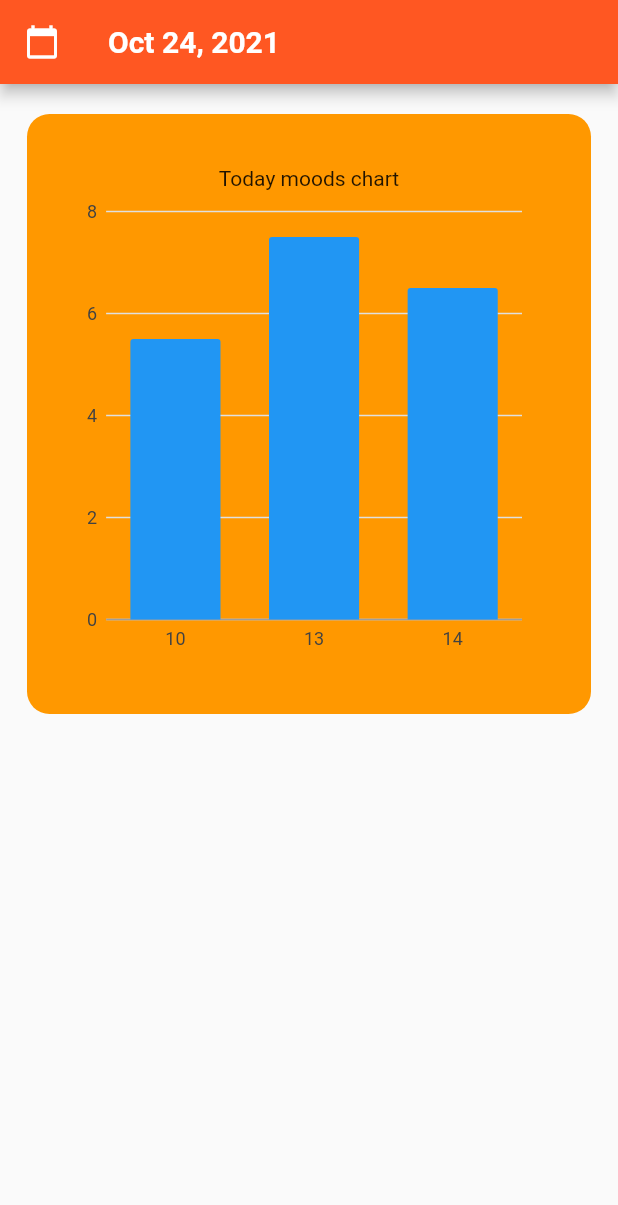
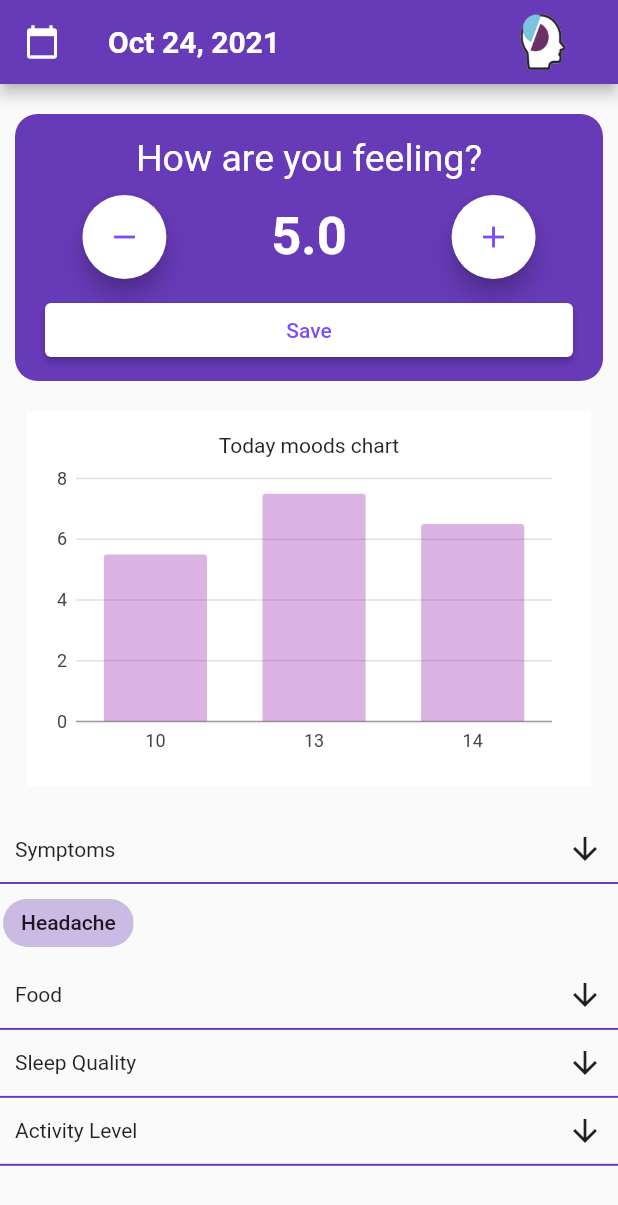
Before and after one commit to peko99/split-mind, a Flutter app: the DoctorDisplay screen opened by its route, on a phone screen of 412 x 824 dp. Shown: the top 1205 px of the screen. Run offline on Flutter 3.47's test engine with Material 2 defaults, Android fonts, the phone set to English and light mode, and no system bars; drawn by our look-alikes of multi_select_flutter; our stand-ins replace charts_flutter; missing offline and left inert: at_client, at_client_mobile, at_commons, at_onboarding_flutter, at_server_status, at_utils and 1 more; statements that could not run were skipped.

Commit message:
added logo

```diff
--- a/lib/main.dart
+++ b/lib/main.dart
@@ -16,10 +16,10 @@ class MyApp extends StatelessWidget {
     return MaterialApp(
       title: 'split-mind',
       theme: ThemeData(
-        primarySwatch: Colors.deepOrange,
+        primarySwatch: Colors.deepPurple,
         visualDensity: VisualDensity.adaptivePlatformDensity,
       ),
-      initialRoute: HomeScreen.id,
+      initialRoute: DoctorDisplay.id,
       routes: <String, Widget Function(BuildContext)>{
         LoginScreen.id: (BuildContext context) => LoginScreen(),
         HomeScreen.id: (BuildContext context) => HomeScreen(),
--- a/lib/screens/doctor_display.dart
+++ b/lib/screens/doctor_display.dart
@@ -2,8 +2,56 @@ import 'package:flutter/cupertino.dart';
 import 'package:flutter/material.dart';
 import 'package:intl/intl.dart';
 import 'package:charts_flutter/flutter.dart' as charts;
+import 'dart:async';
+import 'package:multi_select_flutter/bottom_sheet/multi_select_bottom_sheet.dart';
+import 'package:multi_select_flutter/bottom_sheet/multi_select_bottom_sheet_field.dart';
+import 'package:multi_select_flutter/multi_select_flutter.dart';
+import 'package:multi_select_flutter/util/multi_select_item.dart';
 import './mood_chart.dart';
 import '../service/database.dart';
+import './mood_counter.dart';
+
+StreamController<List<Mood>> streamController = StreamController<List<Mood>>();
+
+Map<dynamic, List<String>> mockEntry = {
+  'symptoms': ['Headache']
+};
+
+const List<String> SYMPTOM_OPTIONS = [
+  'Headache',
+  'Depression',
+  'Anxiety',
+  'Exhaustion',
+  'Migraine'
+];
+const List<String> FOOD_OPTIONS = [
+  'Healty',
+  'Unhealthy',
+];
+const List<String> SLEEP_QUALITY_OPTIONS = [
+  'Insomnia',
+  'Lack of sleep',
+  'Good',
+  'Irregular sleep',
+];
+const List<String> ACTIVITY_LEVEL_OPTIONS = [
+  'High',
+  'Medium',
+  'Low',
+  'Sedentary',
+];
+
+final _SYMPTOM_OPTIONS = SYMPTOM_OPTIONS
+    .map((symptom) => MultiSelectItem<String?>(symptom, symptom))
+    .toList();
+final _FOOD_OPTIONS =
+    FOOD_OPTIONS.map((food) => MultiSelectItem<String?>(food, food)).toList();
+final _SLEEP_QUALITY_OPTIONS = SLEEP_QUALITY_OPTIONS
+    .map((sleep) => MultiSelectItem<String?>(sleep, sleep))
+    .toList();
+final _ACTIVITY_LEVEL_OPTIONS = ACTIVITY_LEVEL_OPTIONS
+    .map((activity) => MultiSelectItem<String?>(activity, activity))
+    .toList();
 
 class Mood {
   int time;
@@ -13,6 +61,24 @@ class Mood {
   Mood({required this.time, required this.mood, required this.barColor});
 }
 
+List<Mood> sampleMoods = [
+  Mood(
+    time: DateTime.now().hour,
+    mood: 5.5,
+    barColor: charts.ColorUtil.fromDartColor(Colors.purple.withOpacity(0.35)),
+  ),
+  Mood(
+    time: DateTime.now().add(Duration(hours: 3)).hour,
+    mood: 7.5,
+    barColor: charts.ColorUtil.fromDartColor(Colors.purple.withOpacity(0.35)),
+  ),
+  Mood(
+    time: DateTime.now().add(Duration(hours: 4)).hour,
+    mood: 6.5,
+    barColor: charts.ColorUtil.fromDartColor(Colors.purple.withOpacity(0.35)),
+  ),
+];
+
 class Entry {
   DateTime id;
   List<Mood> moods;
@@ -20,8 +86,9 @@ class Entry {
   Entry({required this.id, required this.moods});
 }
 
+Entry sampleEntry = Entry(id: DateTime.now(), moods: sampleMoods);
+
 // TODO: Put data in the db like in the function above
-
 
 class DoctorDisplay extends StatefulWidget {
   static final String id = 'doctor';
@@ -34,23 +101,7 @@ class _DoctorDisplayState extends State<DoctorDisplay> {
   DateTime _dateTime = DateTime.now();
 
   // Bar Chart
-  final List<Mood> data = [
-    Mood(
-        time: DateTime.now().hour,
-        mood: 5.5,
-        barColor: charts.ColorUtil.fromDartColor(Colors.blue),
-    ),
-    Mood(
-        time: DateTime.now().add(Duration(hours: 3)).hour,
-        mood: 7.5,
-        barColor: charts.ColorUtil.fromDartColor(Colors.blue),
-    ),
-    Mood(
-        time: DateTime.now().add(Duration(hours: 4)).hour,
-        mood: 6.5,
-        barColor: charts.ColorUtil.fromDartColor(Colors.blue),
-    )
-  ];
+  final List<Mood> data = sampleEntry.moods;
 
   // TODO: Fetch data from db like in the upper function
 
@@ -69,9 +120,10 @@ class _DoctorDisplayState extends State<DoctorDisplay> {
         _dateTime = date;
       });
     }
+
     return Scaffold(
         appBar: AppBar(
-        backgroundColor: Colors.deepOrange,
+          backgroundColor: Colors.deepPurple,
           title: Text(
             _formattedDate,
             style: TextStyle(
@@ -83,23 +135,27 @@ class _DoctorDisplayState extends State<DoctorDisplay> {
             icon: Icon(Icons.calendar_today),
             onPressed: () => _openDatePicker(context),
           ),
+          actions: [
+            Image.asset(
+                'assets/konacna.png',
+              height: 100.0,
+              width: 100.0,
 
-
+            )
+          ],
         ),
-      body:
+        body: SingleChildScrollView(
+            child: Column(
+          children: [
+            MoodCounter(),
             Container(
                 width: double.infinity,
-        height: 400.0,
-        padding: EdgeInsets.all(20),
-        margin: EdgeInsets.symmetric(
-          horizontal: 18.0,
-          vertical: 20.0
+                height: 250.0,
+                margin: EdgeInsets.symmetric(horizontal: 18.0, vertical: 20.0),
+                decoration: BoxDecoration(
+                  color: Colors.white,
                 ),
-        decoration: BoxDecoration(
-          borderRadius: BorderRadius.circular(15.0),
-          color: Colors.orange,
-        ),
-        child: Row(
+                child: Column(
                   children: [
                     Expanded(
                       child: Container(
@@ -107,12 +163,60 @@ class _DoctorDisplayState extends State<DoctorDisplay> {
                             horizontal: 12.0,
                             vertical: 15.0,
                           ),
-                  child: MoodChart(data: data,)
+                          child: MoodChart(data, streamController.stream),
                       ),
                     ),
                   ],
-        )
-      ),
-    );
+                )),
+            Container(
+                child: MultiSelectBottomSheetField(
+              items: _SYMPTOM_OPTIONS,
+              initialValue: mockEntry['symptoms'],
+              buttonText: Text('Symptoms'),
+              listType: MultiSelectListType.CHIP,
+              onConfirm: (symptoms) {
+                mockEntry['symptoms'] =
+                    symptoms.map((symptom) => symptom.toString()).toList();
+                print(mockEntry['symptoms']);
+              },
+            )),
+            Container(
+                child: MultiSelectBottomSheetField(
+              items: _FOOD_OPTIONS,
+              initialValue: mockEntry['symptoms'],
+              buttonText: Text('Food'),
+              listType: MultiSelectListType.CHIP,
+              onConfirm: (symptoms) {
+                mockEntry['symptoms'] =
+                    symptoms.map((symptom) => symptom.toString()).toList();
+                print(mockEntry['symptoms']);
+              },
+            )),
+            Container(
+                child: MultiSelectBottomSheetField(
+              items: _SLEEP_QUALITY_OPTIONS,
+              initialValue: mockEntry['symptoms'],
+              buttonText: Text('Sleep Quality'),
+              listType: MultiSelectListType.CHIP,
+              onConfirm: (symptoms) {
+                mockEntry['symptoms'] =
+                    symptoms.map((symptom) => symptom.toString()).toList();
+                print(mockEntry['symptoms']);
+              },
+            )),
+            Container(
+                child: MultiSelectBottomSheetField(
+              items: _ACTIVITY_LEVEL_OPTIONS,
+              initialValue: mockEntry['symptoms'],
+              buttonText: Text('Activity Level'),
+              listType: MultiSelectListType.CHIP,
+              onConfirm: (symptoms) {
+                mockEntry['symptoms'] =
+                    symptoms.map((symptom) => symptom.toString()).toList();
+                print(mockEntry['symptoms']);
+              },
+            )),
+          ],
+        )));
   }
 }
--- a/lib/screens/home_screen.dart
+++ b/lib/screens/home_screen.dart
@@ -58,6 +58,13 @@ class _HomeScreenState extends State<HomeScreen> {
             fontWeight: FontWeight.bold,
           ),
         ),
+        actions: <Widget>[
+          Image.asset(
+            "assets./konacna1.png",
+            height: 99,
+            width: 100.0,
+          )
+        ],
         leading: IconButton(
             icon: Icon(Icons.calendar_today),
             onPressed: () => _openDatePicker(context),
@@ -122,7 +129,7 @@ class _HomeScreenState extends State<HomeScreen> {
                           ),
                         ),
                         style: TextButton.styleFrom(
-                          backgroundColor: Colors.deepOrange,
+                          backgroundColor: Colors.deepPurple,
                         ),
                         onPressed: () => insert(_date!, _mood!),
                       ),
@@ -183,7 +190,7 @@ class _HomeScreenState extends State<HomeScreen> {
                             color: Colors.white,
                           ),
                         ),
-                        style: TextButton.styleFrom(backgroundColor: Colors.deepOrange),
+                        style: TextButton.styleFrom(backgroundColor: Colors.deepPurple),
                         onPressed: _scan,
                       ),
                     ),
@@ -250,7 +257,7 @@ class _HomeScreenState extends State<HomeScreen> {
                             color: Colors.white,
                           ),
                         ),
-                        style: TextButton.styleFrom(backgroundColor: Colors.deepOrange),
+                        style: TextButton.styleFrom(backgroundColor: Colors.deepPurple),
                         onPressed: read,
                       ),
                     ),
--- a/lib/screens/mood_chart.dart
+++ b/lib/screens/mood_chart.dart
@@ -2,18 +2,45 @@ import 'package:flutter/cupertino.dart';
 import 'package:flutter/material.dart';
 import './doctor_display.dart';
 import 'package:charts_flutter/flutter.dart' as charts;
+import 'dart:async';
+import './mood_counter.dart';
 
-class MoodChart extends StatelessWidget {
-  final List<Mood> data;
+class MoodChart extends StatefulWidget {
+  List<Mood> data;
+  final Stream<List<Mood>> stream;
+  MoodChart(this.data, this.stream);
 
-  MoodChart({required this.data});
+
+  List<Mood>? getData() {
+    return this.data;
+  }
+
+  @override
+  _MoodChartState createState() => _MoodChartState();
+}
+
+class _MoodChartState extends State<MoodChart> {
+  @override
+  void initState() {
+    super.initState();
+    widget.stream.listen((data2) {
+      updateState(data2);
+    });
+  }
+
+  void updateState(List<Mood> data2) {
+    setState(() {
+      widget.data = data2;
+    });
+
+  }
 
   @override
   Widget build(BuildContext context) {
     List<charts.Series<Mood, String>> series = [
       charts.Series(
         id: "Moods",
-        data: data,
+        data: widget.data,
         domainFn: (Mood series, _) => series.time.toString(),
         measureFn: (Mood series, _) => series.mood,
         colorFn: (Mood series, _) => series.barColor,
--- /dev/null
+++ b/lib/screens/mood_counter.dart
@@ -0,0 +1,100 @@
+import 'package:flutter/material.dart';
+import 'package:charts_flutter/flutter.dart' as charts;
+import 'dart:async';
+import './doctor_display.dart';
+import './mood_chart.dart';
+
+class MoodCounter extends StatefulWidget {
+
+  @override
+  _MoodCounterState createState() => _MoodCounterState();
+}
+
+class _MoodCounterState extends State<MoodCounter> {
+  double count = 5;
+
+
+  @override
+  Widget build(BuildContext context) {
+    return Container(
+      margin: EdgeInsets.only(top: 20.0, left: 10.0, right: 10.0),
+      padding: EdgeInsets.all(10.0),
+      decoration: BoxDecoration(
+        borderRadius: BorderRadius.circular(15.0),
+        color: Colors.deepPurple,
+      ),
+      child: Column(
+        children: [
+          Container(
+            width: double.infinity,
+            margin: EdgeInsets.only(top: 5.0),
+            child: Text(
+              'How are you feeling?',
+              textAlign: TextAlign.center,
+              style: TextStyle(
+                color: Colors.white,
+                fontWeight: FontWeight.w400,
+                fontSize: 25,
+              ),
+            ),
+          ),
+          Container(
+            width: double.infinity,
+            margin: EdgeInsets.only(top: 10.0),
+            child: Row(
+              mainAxisAlignment: MainAxisAlignment.spaceAround,
+              children: [
+                FloatingActionButton(
+                  backgroundColor: Colors.white,
+                  foregroundColor: Colors.deepPurpleAccent,
+                  child: Icon(Icons.remove),
+                  onPressed: () {
+                    if(count < 0.5) return;
+                    setState(() {
+                      count -= 0.5;
+                    });
+                  },
+                ),
+                Text(
+                  '$count',
+                  style: TextStyle(
+                    color: Colors.white,
+                    fontWeight: FontWeight.w600,
+                    fontSize: 35,
+                  ),
+                ),
+                FloatingActionButton(
+                  backgroundColor: Colors.white,
+                  foregroundColor: Colors.deepPurpleAccent,
+                  child: Icon(Icons.add),
+                  onPressed: () {
+                    if(count > 9.5) return;
+                    setState(() {
+                      count += 0.5;
+                    });
+                  },
+                ),
+              ],
+            ),
+          ),
+          Container(
+            width: double.infinity,
+            margin: EdgeInsets.only(top: 10.0, left: 10.0, right: 10.0),
+            child: ElevatedButton(
+              style: ButtonStyle(
+                backgroundColor: MaterialStateProperty.all(Colors.white),
+                foregroundColor: MaterialStateProperty.all(Colors.deepPurpleAccent),
+              ),
+              child: Text('Save'),
+              onPressed: () {
+                var mood = Mood(time: DateTime.now().hour, mood: count, barColor: charts.ColorUtil.fromDartColor(Colors.blue),);
+                sampleEntry.moods.add(mood);
+                streamController.add(sampleEntry.moods);
+              },
+            ),
+          ),
+        ],
+      ),
+    );
+  }
+}
--- a/pubspec.yaml
+++ b/pubspec.yaml
@@ -46,6 +46,7 @@ dependencies:
   # The following adds the Cupertino Icons font to your application.
   # Use with the CupertinoIcons class for iOS style icons.
   cupertino_icons: ^1.0.2
+  multi_select_flutter: ^4.0.0
 
 dev_dependencies:
   build_runner: ^1.0.0
@@ -64,6 +65,8 @@ dev_dependencies:
 
 # The following section is specific to Flutter.
 flutter:
+  assets:
+    - assets/
 
   # The following line ensures that the Material Icons font is
   # included with your application, so that you can use the icons in
@@ -74,6 +77,7 @@ flutter:
   # assets:
   #   - images/a_dot_burr.jpeg
   #   - images/a_dot_ham.jpeg
+
 
   # An image asset can refer to one or more resolution-specific "variants", see
   # https://flutter.dev/assets-and-images/#resolution-aware.
```
Also changed, not shown: assets/konacna.png (added), assets/play_store_512.png (added), pubspec.lock, 1 other file. Lines whose indentation alone changed are shown as unchanged.
